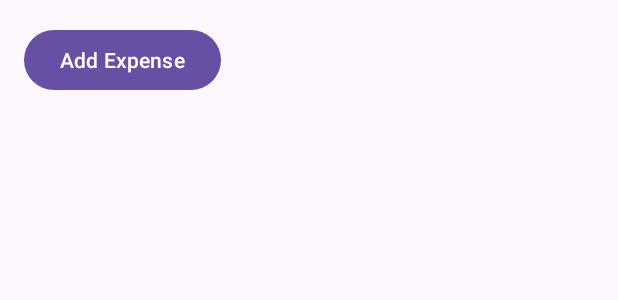
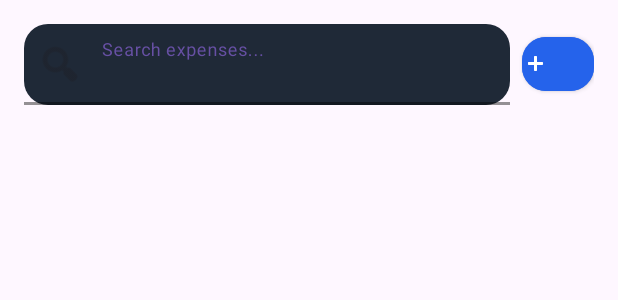
Before and after one commit to Vutlhari-Mabasa/Savings, an Android app: the layout activity_expense.xml on its own in the app's theme, with its tools: preview values and no code run, on a phone screen of 412 x 824 dp. Shown: the top 300 px of the screen. Run offline under Robolectric (Android 15) with nearby library versions, the phone set to English and light mode, and no system bars.

Commit message:
added a new feature
added a search/filter for the expenses.
chnaged the add expense button to a plus next to the search/filter and redesigned the whole expenses page

```diff
--- /dev/null
+++ b/app/src/main/res/drawable/outlined_button.xml
@@ -0,0 +1,6 @@
+<?xml version="1.0" encoding="utf-8"?>
+<shape xmlns:android="http://schemas.android.com/apk/res/android">
+    <solid android:color="@android:color/transparent" />
+    <stroke android:width="2dp" android:color="@color/primary" />
+    <corners android:radius="24dp" />
+</shape>
--- /dev/null
+++ b/app/src/main/res/drawable/rounded_button.xml
@@ -0,0 +1,5 @@
+<?xml version="1.0" encoding="utf-8"?>
+<shape xmlns:android="http://schemas.android.com/apk/res/android">
+    <solid android:color="@color/primary" />
+    <corners android:radius="24dp" />
+</shape>
--- a/app/src/main/res/layout/activity_auth_choice.xml
+++ b/app/src/main/res/layout/activity_auth_choice.xml
@@ -68,14 +68,13 @@
     <!-- Register Button -->
     <com.google.android.material.button.MaterialButton
         android:id="@+id/registerButton"
-        style="@style/Widget.MaterialComponents.Button.OutlinedButton"
+        style="@style/Widget.MaterialComponents.Button"
         android:layout_width="0dp"
         android:layout_height="wrap_content"
         android:text="Create Account"
         android:textColor="@color/white"
+        android:backgroundTint="@color/primary"
         app:cornerRadius="24dp"
-        app:strokeColor="@color/primary"
-        app:strokeWidth="2dp"
         app:layout_constraintEnd_toEndOf="parent"
         app:layout_constraintStart_toStartOf="parent"
         app:layout_constraintTop_toBottomOf="@id/loginButton"
--- a/app/src/main/res/layout/activity_expense.xml
+++ b/app/src/main/res/layout/activity_expense.xml
@@ -1,16 +1,59 @@
 <?xml version="1.0" encoding="utf-8"?>
 <LinearLayout
     xmlns:android="http://schemas.android.com/apk/res/android"
+    xmlns:app="http://schemas.android.com/apk/res-auto"
     android:orientation="vertical"
     android:layout_width="match_parent"
     android:layout_height="match_parent"
     android:padding="16dp">
 
-    <Button
-        android:id="@+id/addExpenseBtn"
-        android:layout_width="wrap_content"
+    <!-- Search Bar Row with Add Expense Button -->
+    <LinearLayout
+        android:layout_width="match_parent"
         android:layout_height="wrap_content"
-        android:text="Add Expense" />
+        android:orientation="horizontal"
+        android:gravity="center_vertical"
+        android:layout_marginBottom="12dp">
+
+        <com.google.android.material.textfield.TextInputLayout
+            android:id="@+id/searchInputLayout"
+            style="@style/Widget.MaterialComponents.TextInputLayout.FilledBox.Dense"
+            android:layout_width="0dp"
+            android:layout_height="wrap_content"
+            android:layout_weight="1"
+            app:startIconDrawable="@android:drawable/ic_menu_search"
+            app:boxCornerRadiusTopStart="16dp"
+            app:boxCornerRadiusTopEnd="16dp"
+            app:boxCornerRadiusBottomStart="16dp"
+            app:boxCornerRadiusBottomEnd="16dp"
+            app:boxBackgroundColor="@color/card_bg"
+            app:boxStrokeColor="@android:color/transparent"
+            app:boxStrokeWidth="0dp">
+
+            <com.google.android.material.textfield.TextInputEditText
+                android:id="@+id/searchEditText"
+                android:layout_width="match_parent"
+                android:layout_height="wrap_content"
+                android:hint="Search expenses..."
+                android:textColor="@color/white"
+                android:textColorHint="#9CA3AF"
+                android:inputType="text" />
+        </com.google.android.material.textfield.TextInputLayout>
+
+        <com.google.android.material.button.MaterialButton
+            android:id="@+id/addExpenseBtn"
+            style="@style/Widget.MaterialComponents.Button"
+            android:layout_width="48dp"
+            android:layout_height="48dp"
+            android:layout_marginStart="8dp"
+            android:backgroundTint="@color/primary"
+            app:icon="@android:drawable/ic_input_add"
+            app:iconTint="@color/white"
+            app:cornerRadius="16dp"
+            android:padding="0dp"
+            android:text=""
+            app:strokeWidth="0dp" />
+    </LinearLayout>
 
     <androidx.recyclerview.widget.RecyclerView
         android:id="@+id/expenseRecyclerView"
--- a/app/src/main/res/layout/activity_register.xml
+++ b/app/src/main/res/layout/activity_register.xml
@@ -97,7 +97,7 @@
                 android:layout_height="wrap_content"
                 android:text="Create Account"
                 android:textColor="@color/white"
-                android:backgroundTint="@color/secondary"
+                android:backgroundTint="@color/primary"
                 app:cornerRadius="24dp"
                 android:layout_marginBottom="16dp" />
 
```
Also changed, not shown: app/src/main/java/com/example/savings/ExpenseActivity.kt (+31 -1 lines), app/src/main/java/com/example/savings/data/ExpenseAdapter.kt (+6 -1 lines), app/src/main/res/layout/item_expense.xml (+23 -7 lines).
